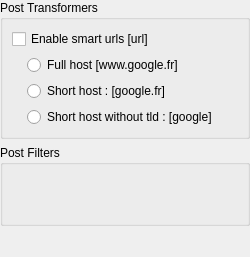
Qt form ui/settingsmanager/qqfiltersettings.ui (dguihal/quteqoin) before a commit.
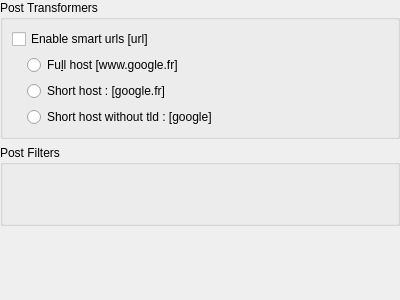
The same form after that commit.

The edit to the form file:
```diff
--- a/ui/settingsmanager/qqfiltersettings.ui
+++ b/ui/settingsmanager/qqfiltersettings.ui
@@ -6,8 +6,8 @@
    <rect>
     <x>0</x>
     <y>0</y>
-    <width>250</width>
-    <height>257</height>
+    <width>400</width>
+    <height>300</height>
    </rect>
   </property>
   <property name="windowTitle">
@@ -63,7 +63,7 @@
          <item>
           <widget class="QRadioButton" name="fullHostUrlRB">
            <property name="text">
-            <string>Full host [www.google.fr]</string>
+            <string>Fu&amp;ll host [www.google.fr]</string>
            </property>
           </widget>
          </item>
```
